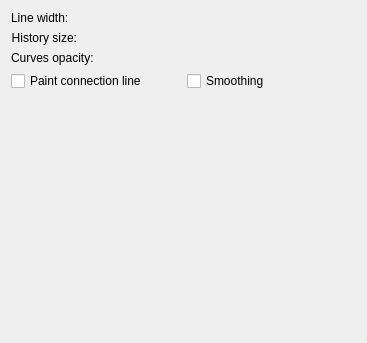
Before: the Qt Designer form krita/plugins/paintops/curvebrush/wdgcurveoptions.ui in KDE/krita, drawn with Qt 5.
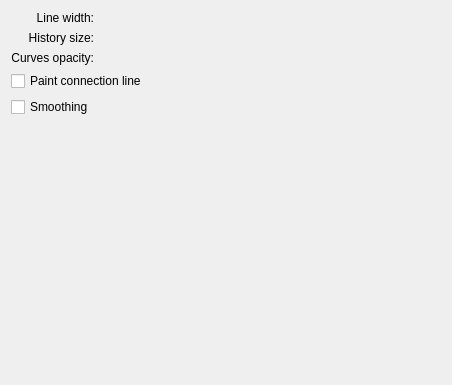
After: the same form once the commit is applied. Custom widgets are drawn as their Qt base class.

Commit message:
Align labels in curve brush options UI

thanks boud for review

What changed in the file:
```diff
--- a/krita/plugins/paintops/curvebrush/wdgcurveoptions.ui
+++ b/krita/plugins/paintops/curvebrush/wdgcurveoptions.ui
@@ -6,8 +6,8 @@
    <rect>
     <x>0</x>
     <y>0</y>
-    <width>367</width>
-    <height>343</height>
+    <width>452</width>
+    <height>385</height>
    </rect>
   </property>
   <property name="sizePolicy">
@@ -22,24 +22,22 @@
     <height>0</height>
    </size>
   </property>
-  <layout class="QGridLayout" name="gridLayout">
+  <layout class="QGridLayout" name="gridLayout" columnstretch="0,1">
    <item row="0" column="0">
-    <layout class="QHBoxLayout" name="horizontalLayout_2" stretch="0,1">
-     <item>
       <widget class="QLabel" name="lineWidthLbl">
        <property name="text">
         <string>Line width:</string>
        </property>
-      </widget>
-     </item>
-     <item>
-      <widget class="KisDoubleSliderSpinBox" name="lineWidthSlider" native="true"/>
-     </item>
-    </layout>
+     <property name="alignment">
+      <set>Qt::AlignRight|Qt::AlignTrailing|Qt::AlignVCenter</set>
+     </property>
+    </widget>
+   </item>
+   <item row="0" column="1">
+    <widget class="KisDoubleSliderSpinBox" name="lineWidthSlider" native="true">
+    </widget>
    </item>
    <item row="1" column="0">
-    <layout class="QHBoxLayout" name="horizontalLayout" stretch="0,1">
-     <item>
       <widget class="QLabel" name="label">
        <property name="text">
         <string>History size:</string>
@@ -49,52 +47,47 @@
        </property>
       </widget>
      </item>
-     <item>
-      <widget class="KisDoubleSliderSpinBox" name="historySizeSlider" native="true"/>
-     </item>
-    </layout>
+   <item row="1" column="1">
+    <widget class="KisDoubleSliderSpinBox" name="historySizeSlider" native="true">
+    </widget>
    </item>
    <item row="2" column="0">
-    <layout class="QHBoxLayout" name="horizontalLayout_4" stretch="0,1">
-     <item>
       <widget class="QLabel" name="label_2">
        <property name="text">
         <string>Curves opacity:</string>
        </property>
-      </widget>
-     </item>
-     <item>
-      <widget class="KisDoubleSliderSpinBox" name="curvesOpacitySlider" native="true"/>
-     </item>
-    </layout>
+     <property name="alignment">
+      <set>Qt::AlignRight|Qt::AlignTrailing|Qt::AlignVCenter</set>
+     </property>
+    </widget>
+   </item>
+   <item row="2" column="1">
+    <widget class="KisDoubleSliderSpinBox" name="curvesOpacitySlider" native="true">
+    </widget>
    </item>
    <item row="3" column="0" colspan="2">
-    <layout class="QHBoxLayout" name="horizontalLayout_3">
-     <item>
       <widget class="QCheckBox" name="connectionCHBox">
        <property name="text">
         <string>Paint connection line</string>
        </property>
       </widget>
      </item>
-     <item>
+   <item row="4" column="0" colspan="2">
       <widget class="QCheckBox" name="smoothingCHBox">
        <property name="text">
         <string>Smoothing</string>
        </property>
       </widget>
      </item>
-    </layout>
-   </item>
-   <item row="4" column="0">
+   <item row="5" column="0" colspan="2">
     <spacer name="verticalSpacer">
      <property name="orientation">
       <enum>Qt::Vertical</enum>
      </property>
      <property name="sizeHint" stdset="0">
       <size>
-       <width>20</width>
-       <height>259</height>
+       <width>352</width>
+       <height>267</height>
       </size>
      </property>
     </spacer>
```
Lines whose indentation alone changed are shown as unchanged.
